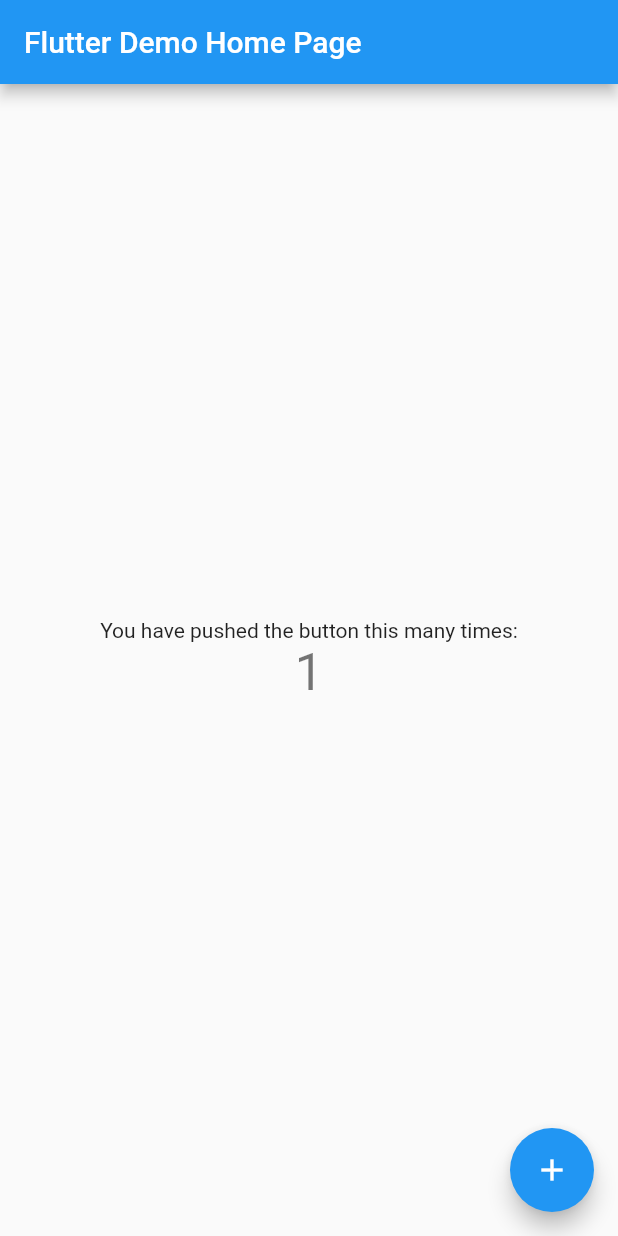
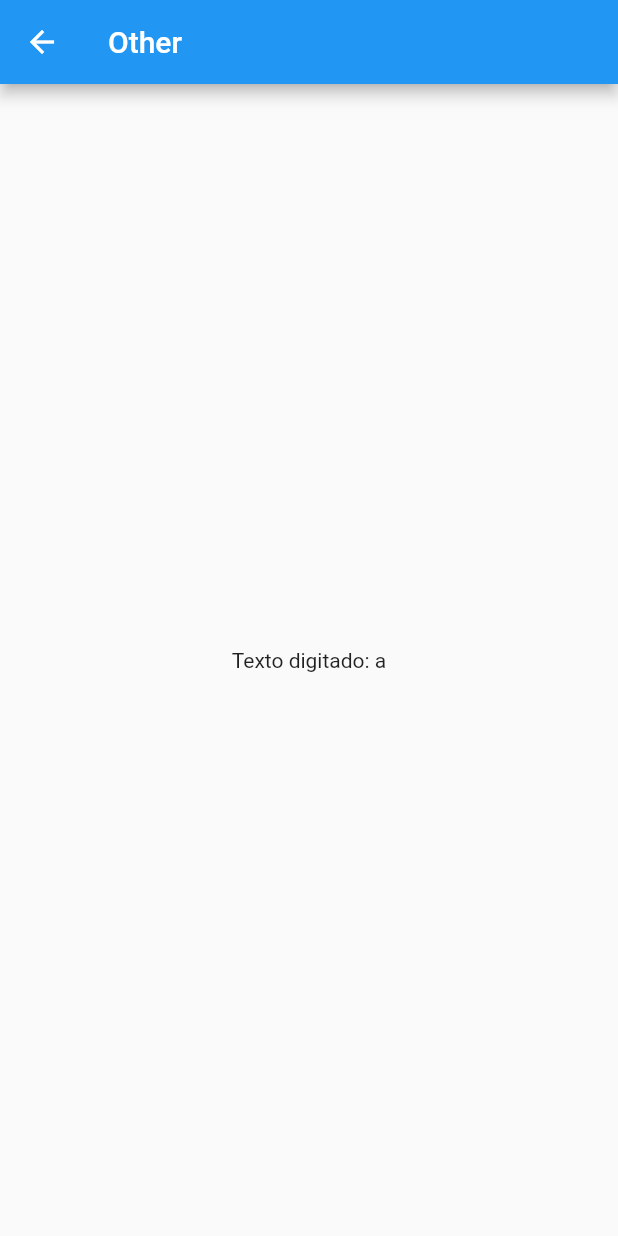
Before and after one commit to realrgt/flutter-modular-sample, a Flutter app: the screen it shows after launch, after a tap on the "add" icon, on a phone screen of 412 x 824 dp. Run offline on Flutter 3.47's test engine with Material 2 defaults, Android fonts, the phone set to English and light mode, and no system bars; our stand-ins replace flutter_modular, mobx; generated files the repository leaves out were written again.

Commit message:
project structure till navigation

```diff
--- /dev/null
+++ b/lib/app/app_controller.dart
@@ -0,0 +1,6 @@
+import 'package:mobx/mobx.dart';
+part 'app_controller.g.dart';
+
+class AppController = _AppControllerBase with _$AppController;
+
+abstract class _AppControllerBase with Store {}
--- /dev/null
+++ b/lib/app/app_widget.dart
@@ -0,0 +1,19 @@
+import 'package:flutter/material.dart';
+import 'package:flutter_modular/flutter_modular.dart';
+
+class AppWidget extends StatelessWidget {
+  // This widget is the root of your application.
+  @override
+  Widget build(BuildContext context) {
+    return MaterialApp(
+      title: 'Flutter Modular Sample',
+      theme: ThemeData(
+        primarySwatch: Colors.blue,
+        visualDensity: VisualDensity.adaptivePlatformDensity,
+      ),
+      initialRoute: '/',
+      navigatorKey: Modular.navigatorKey,
+      onGenerateRoute: Modular.generateRoute,
+    );
+  }
+}
--- /dev/null
+++ b/lib/app/pages/home/home_controller.dart
@@ -0,0 +1,6 @@
+import 'package:mobx/mobx.dart';
+part 'home_controller.g.dart';
+
+class HomeController = _HomeControllerBase with _$HomeController;
+
+abstract class _HomeControllerBase with Store {}
--- /dev/null
+++ b/lib/app/pages/home/home_page.dart
@@ -0,0 +1,31 @@
+import 'package:flutter/material.dart';
+
+class HomePage extends StatefulWidget {
+  @override
+  _HomePageState createState() => _HomePageState();
+}
+
+class _HomePageState extends State<HomePage> {
+  @override
+  Widget build(BuildContext context) {
+    return Scaffold(
+      appBar: AppBar(
+        title: Text('Home'),
+      ),
+      body: Center(
+        child: Padding(
+          padding: const EdgeInsets.all(40.0),
+          child: TextField(
+            decoration: InputDecoration(labelText: 'Um texto qualquer'),
+          ),
+        ),
+      ),
+      floatingActionButton: FloatingActionButton(
+        onPressed: () {
+          Navigator.of(context).pushNamed('/other');
+        },
+        child: Icon(Icons.add),
+      ),
+    );
+  }
+}
--- /dev/null
+++ b/lib/app/pages/other/other_page.dart
@@ -0,0 +1,23 @@
+import 'package:flutter/material.dart';
+
+class OtherPage extends StatefulWidget {
+  @override
+  _OtherPageState createState() => _OtherPageState();
+}
+
+class _OtherPageState extends State<OtherPage> {
+  @override
+  Widget build(BuildContext context) {
+    return Scaffold(
+      appBar: AppBar(
+        title: Text('Other'),
+      ),
+      body: Center(
+        child: Padding(
+          padding: const EdgeInsets.all(40.0),
+          child: Text('Texto digitado: ${'a'}'),
+        ),
+      ),
+    );
+  }
+}
--- a/lib/main.dart
+++ b/lib/main.dart
@@ -1,117 +1,5 @@
 import 'package:flutter/material.dart';
+import 'package:flutter_modular/flutter_modular.dart';
+import 'package:flutter_modular_sample/app/app_module.dart';
 
-void main() {
-  runApp(MyApp());
-}
-
-class MyApp extends StatelessWidget {
-  // This widget is the root of your application.
-  @override
-  Widget build(BuildContext context) {
-    return MaterialApp(
-      title: 'Flutter Demo',
-      theme: ThemeData(
-        // This is the theme of your application.
-        //
-        // Try running your application with "flutter run". You'll see the
-        // application has a blue toolbar. Then, without quitting the app, try
-        // changing the primarySwatch below to Colors.green and then invoke
-        // "hot reload" (press "r" in the console where you ran "flutter run",
-        // or simply save your changes to "hot reload" in a Flutter IDE).
-        // Notice that the counter didn't reset back to zero; the application
-        // is not restarted.
-        primarySwatch: Colors.blue,
-        // This makes the visual density adapt to the platform that you run
-        // the app on. For desktop platforms, the controls will be smaller and
-        // closer together (more dense) than on mobile platforms.
-        visualDensity: VisualDensity.adaptivePlatformDensity,
-      ),
-      home: MyHomePage(title: 'Flutter Demo Home Page'),
-    );
-  }
-}
-
-class MyHomePage extends StatefulWidget {
-  MyHomePage({Key key, this.title}) : super(key: key);
-
-  // This widget is the home page of your application. It is stateful, meaning
-  // that it has a State object (defined below) that contains fields that affect
-  // how it looks.
-
-  // This class is the configuration for the state. It holds the values (in this
-  // case the title) provided by the parent (in this case the App widget) and
-  // used by the build method of the State. Fields in a Widget subclass are
-  // always marked "final".
-
-  final String title;
-
-  @override
-  _MyHomePageState createState() => _MyHomePageState();
-}
-
-class _MyHomePageState extends State<MyHomePage> {
-  int _counter = 0;
-
-  void _incrementCounter() {
-    setState(() {
-      // This call to setState tells the Flutter framework that something has
-      // changed in this State, which causes it to rerun the build method below
-      // so that the display can reflect the updated values. If we changed
-      // _counter without calling setState(), then the build method would not be
-      // called again, and so nothing would appear to happen.
-      _counter++;
-    });
-  }
-
-  @override
-  Widget build(BuildContext context) {
-    // This method is rerun every time setState is called, for instance as done
-    // by the _incrementCounter method above.
-    //
-    // The Flutter framework has been optimized to make rerunning build methods
-    // fast, so that you can just rebuild anything that needs updating rather
-    // than having to individually change instances of widgets.
-    return Scaffold(
-      appBar: AppBar(
-        // Here we take the value from the MyHomePage object that was created by
-        // the App.build method, and use it to set our appbar title.
-        title: Text(widget.title),
-      ),
-      body: Center(
-        // Center is a layout widget. It takes a single child and positions it
-        // in the middle of the parent.
-        child: Column(
-          // Column is also a layout widget. It takes a list of children and
-          // arranges them vertically. By default, it sizes itself to fit its
-          // children horizontally, and tries to be as tall as its parent.
-          //
-          // Invoke "debug painting" (press "p" in the console, choose the
-          // "Toggle Debug Paint" action from the Flutter Inspector in Android
-          // Studio, or the "Toggle Debug Paint" command in Visual Studio Code)
-          // to see the wireframe for each widget.
-          //
-          // Column has various properties to control how it sizes itself and
-          // how it positions its children. Here we use mainAxisAlignment to
-          // center the children vertically; the main axis here is the vertical
-          // axis because Columns are vertical (the cross axis would be
-          // horizontal).
-          mainAxisAlignment: MainAxisAlignment.center,
-          children: <Widget>[
-            Text(
-              'You have pushed the button this many times:',
-            ),
-            Text(
-              '$_counter',
-              style: Theme.of(context).textTheme.headline4,
-            ),
-          ],
-        ),
-      ),
-      floatingActionButton: FloatingActionButton(
-        onPressed: _incrementCounter,
-        tooltip: 'Increment',
-        child: Icon(Icons.add),
-      ), // This trailing comma makes auto-formatting nicer for build methods.
-    );
-  }
-}
+void main() => runApp(ModularApp(module: AppModule()));
```
Also changed, not shown: lib/app/app_module.dart (added, +24 -0 lines), pubspec.yaml (+8 -52 lines), lib/app/app_controller.g.dart (added), lib/app/pages/home/home_controller.g.dart (added), pubspec.lock, 2 other files.
